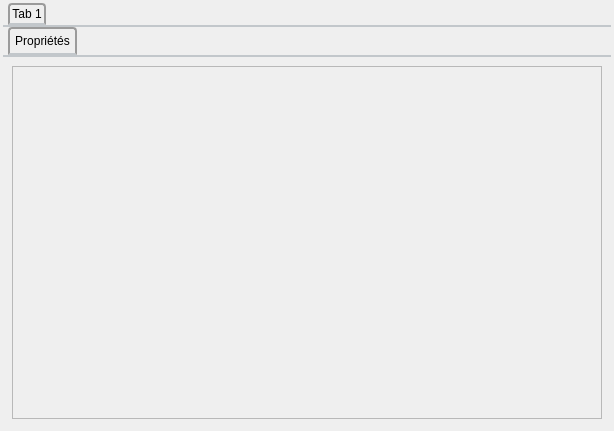
Old version of the form Lamia/iface/qgiswidget/tools/lamia_abstractformtool.ui in the repository Artelia/Lamia.
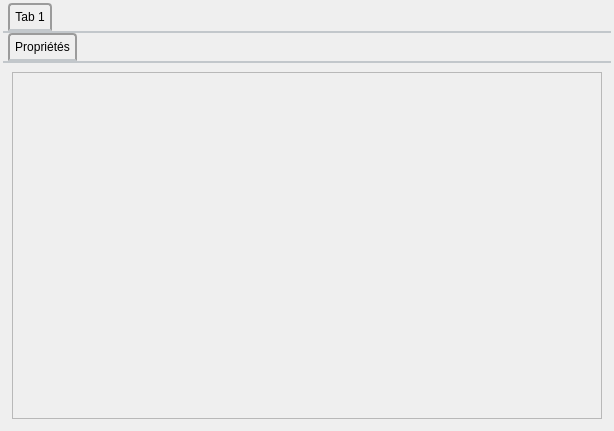
New version of the form.

```diff
--- a/Lamia/iface/qgiswidget/tools/lamia_abstractformtool.ui
+++ b/Lamia/iface/qgiswidget/tools/lamia_abstractformtool.ui
@@ -50,8 +50,8 @@
     border-bottom-color: #C2C7CB; /* same as the pane color */
     border-top-left-radius: 4px;
     border-top-right-radius: 4px;
-    min-width: 8ex;
-    padding: 2px;
+    min-width: 15ex;
+    padding: 5px;
 }
 
 QTabBar::tab:selected, QTabBar::tab:hover {
```
